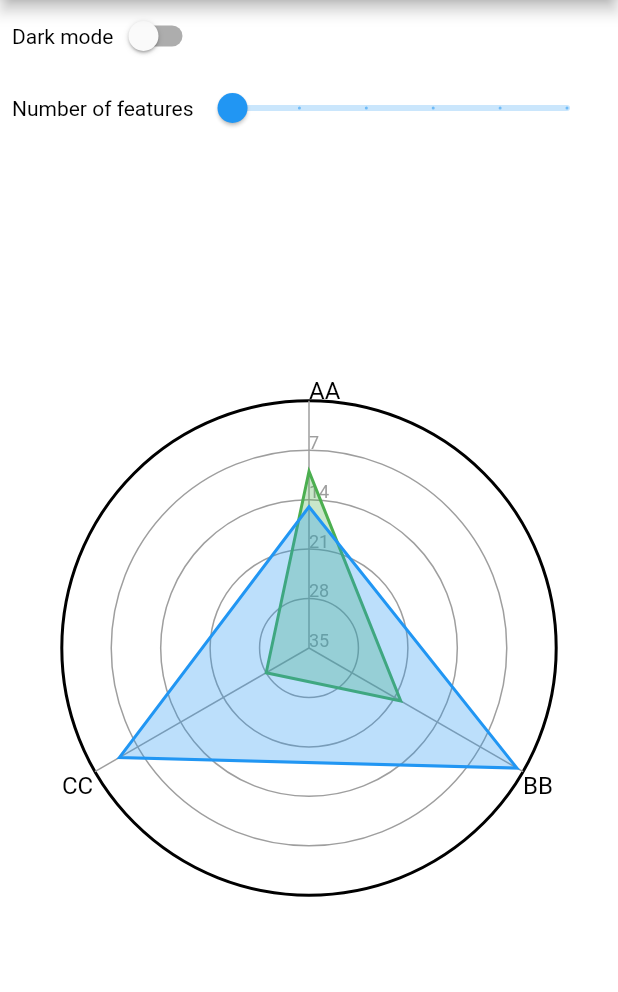
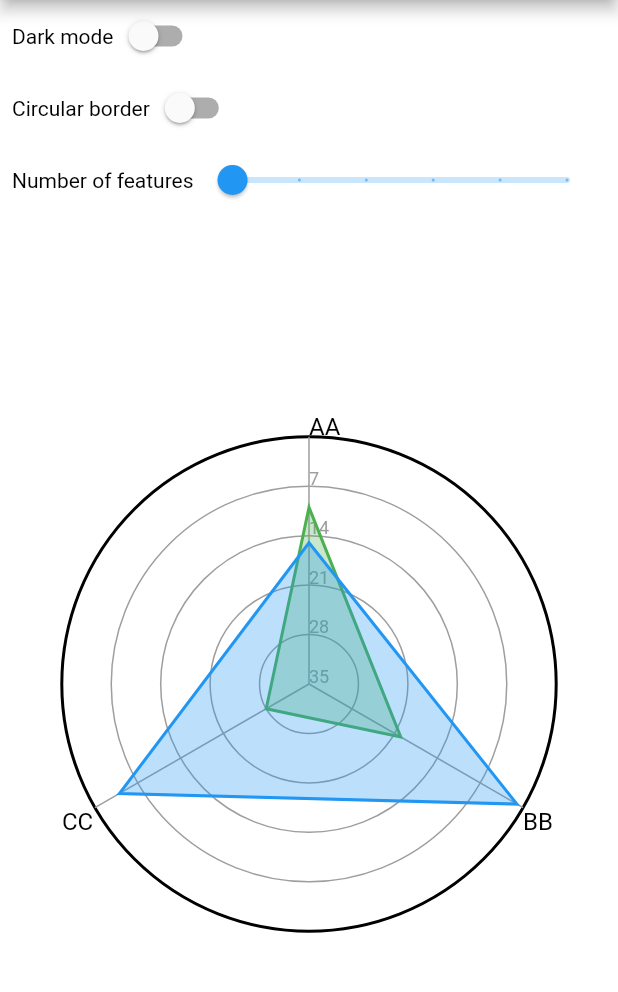
Before and after one commit to danpanaite/flutter_radar_chart, a Flutter app: the screen it shows after launch, on a phone screen of 412 x 824 dp, the part 84-1076 px from its top. Run offline on Flutter 3.47's test engine with Material 2 defaults, Android fonts, the phone set to English and light mode, and no system bars.

Commit message:
Polygon background support added (#10)
* Polygon background support added
* Adjusting math for generating polygon sides and adding a toggle for the example app

```diff
--- a/example/lib/main.dart
+++ b/example/lib/main.dart
@@ -25,6 +25,7 @@ class MyHomePage extends StatefulWidget {
 
 class _MyHomePageState extends State<MyHomePage> {
   bool darkMode = false;
+  bool useSides = false;
   double numberOfFeatures = 3;
 
   @override
@@ -78,6 +79,35 @@ class _MyHomePageState extends State<MyHomePage> {
             Padding(
               padding: const EdgeInsets.symmetric(horizontal: 8.0),
               child: Row(
+                mainAxisAlignment: MainAxisAlignment.start,
+                children: [
+                  useSides
+                      ? Text(
+                          'Polygon border',
+                          style: darkMode
+                              ? TextStyle(color: Colors.white)
+                              : TextStyle(color: Colors.black),
+                        )
+                      : Text(
+                          'Circular border',
+                          style: darkMode
+                              ? TextStyle(color: Colors.white)
+                              : TextStyle(color: Colors.black),
+                        ),
+                  Switch(
+                    value: this.useSides,
+                    onChanged: (value) {
+                      setState(() {
+                        useSides = value;
+                      });
+                    },
+                  ),
+                ],
+              ),
+            ),
+            Padding(
+              padding: const EdgeInsets.symmetric(horizontal: 8.0),
+              child: Row(
                 mainAxisAlignment: MainAxisAlignment.end,
                 children: <Widget>[
                   Text(
@@ -108,12 +138,14 @@ class _MyHomePageState extends State<MyHomePage> {
                       features: features,
                       data: data,
                       reverseAxis: true,
+                      useSides: useSides,
                     )
                   : RadarChart.light(
                       ticks: ticks,
                       features: features,
                       data: data,
                       reverseAxis: true,
+                      useSides: useSides,
                     ),
             ),
           ],
--- a/lib/flutter_radar_chart.dart
+++ b/lib/flutter_radar_chart.dart
@@ -23,6 +23,7 @@ class RadarChart extends StatefulWidget {
   final Color outlineColor;
   final Color axisColor;
   final List<Color> graphColors;
+  final int sides;
 
   const RadarChart({
     Key key,
@@ -35,6 +36,7 @@ class RadarChart extends StatefulWidget {
     this.outlineColor = Colors.black,
     this.axisColor = Colors.grey,
     this.graphColors = defaultGraphColors,
+    this.sides = 0,
   }) : super(key: key);
 
   factory RadarChart.light({
@@ -42,13 +44,14 @@ class RadarChart extends StatefulWidget {
     @required List<String> features,
     @required List<List<int>> data,
     bool reverseAxis = false,
+    bool useSides = false,
   }) {
     return RadarChart(
         ticks: ticks,
         features: features,
         data: data,
         reverseAxis: reverseAxis,
-    );
+        sides: useSides ? features.length : 0);
   }
 
   factory RadarChart.dark({
@@ -56,6 +59,7 @@ class RadarChart extends StatefulWidget {
     @required List<String> features,
     @required List<List<int>> data,
     bool reverseAxis = false,
+    bool useSides = false,
   }) {
     return RadarChart(
         ticks: ticks,
@@ -65,7 +69,7 @@ class RadarChart extends StatefulWidget {
         outlineColor: Colors.white,
         axisColor: Colors.grey,
         reverseAxis: reverseAxis,
-    );
+        sides: useSides ? features.length : 0);
   }
 
   @override
@@ -119,6 +123,7 @@ class _RadarChartState extends State<RadarChart>
           widget.outlineColor,
           widget.axisColor,
           widget.graphColors,
+          widget.sides,
           this.fraction),
     );
   }
@@ -140,6 +145,7 @@ class RadarChartPainter extends CustomPainter {
   final Color outlineColor;
   final Color axisColor;
   final List<Color> graphColors;
+  final int sides;
   final double fraction;
 
   RadarChartPainter(
@@ -152,7 +158,37 @@ class RadarChartPainter extends CustomPainter {
     this.outlineColor,
     this.axisColor,
     this.graphColors,
-      this.fraction);
+    this.sides,
+    this.fraction,
+  );
+
+  Path variablePath(Size size, double radius, int sides) {
+    var path = Path();
+    var angle = (math.pi * 2) / sides;
+
+    Offset center = Offset(size.width / 2, size.height / 2);
+
+    if (sides < 3) {
+      // Draw a circle
+      path.addOval(Rect.fromCircle(
+        center: Offset(size.width / 2, size.height / 2),
+        radius: radius,
+      ));
+    } else {
+      // Draw a polygon
+      Offset startPoint = Offset(radius * cos(-pi / 2), radius * sin(-pi / 2));
+
+      path.moveTo(startPoint.dx + center.dx, startPoint.dy + center.dy);
+
+      for (int i = 1; i <= sides; i++) {
+        double x = radius * cos(angle * i - pi / 2) + center.dx;
+        double y = radius * sin(angle * i - pi / 2) + center.dy;
+        path.lineTo(x, y);
+      }
+      path.close();
+    }
+    return path;
+  }
 
   @override
   void paint(Canvas canvas, Size size) {
@@ -175,8 +211,7 @@ class RadarChartPainter extends CustomPainter {
       ..strokeWidth = 1.0
       ..isAntiAlias = true;
 
-    canvas.drawCircle(centerOffset, radius, outlinePaint);
-
+    canvas.drawPath(variablePath(size, radius, this.sides), outlinePaint);
     // Painting the circles and labels for the given ticks (could be auto-generated)
     // The last tick is ignored, since it overlaps with the feature label
     var tickDistance = radius / (ticks.length);
@@ -198,7 +233,7 @@ class RadarChartPainter extends CustomPainter {
         .forEach((index, tick) {
       var tickRadius = tickDistance * (index + 1);
 
-      canvas.drawCircle(centerOffset, tickRadius, ticksPaint);
+      canvas.drawPath(variablePath(size, tickRadius, this.sides), ticksPaint);
 
       TextPainter(
         text: TextSpan(text: tick.toString(), style: ticksTextStyle),
```
Lines whose indentation alone changed are shown as unchanged.
